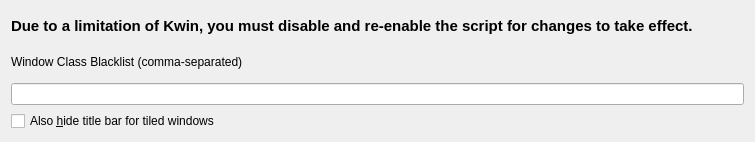
fin444/truely-maximized, file contents/ui/config.ui: the form before one commit.
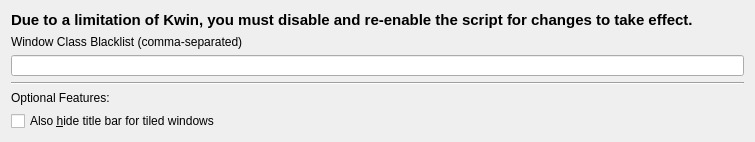
The form after the commit.

Commit message: Add "optional features" label and separation line

The edit to the form file:
```diff
--- a/contents/ui/config.ui
+++ b/contents/ui/config.ui
@@ -43,6 +43,20 @@
    <item>
     <widget class="QLineEdit" name="kcfg_blacklist"/>
    </item>
+   <item>
+    <widget class="Line" name="line">
+     <property name="orientation">
+      <enum>Qt::Orientation::Horizontal</enum>
+     </property>
+    </widget>
+   </item>
+   <item>
+    <widget class="QLabel" name="label_optional">
+     <property name="text">
+      <string>Optional Features:</string>
+     </property>
+    </widget>
+   </item>
    <item>
     <widget class="QCheckBox" name="kcfg_shouldHideTiled">
      <property name="text">
```
